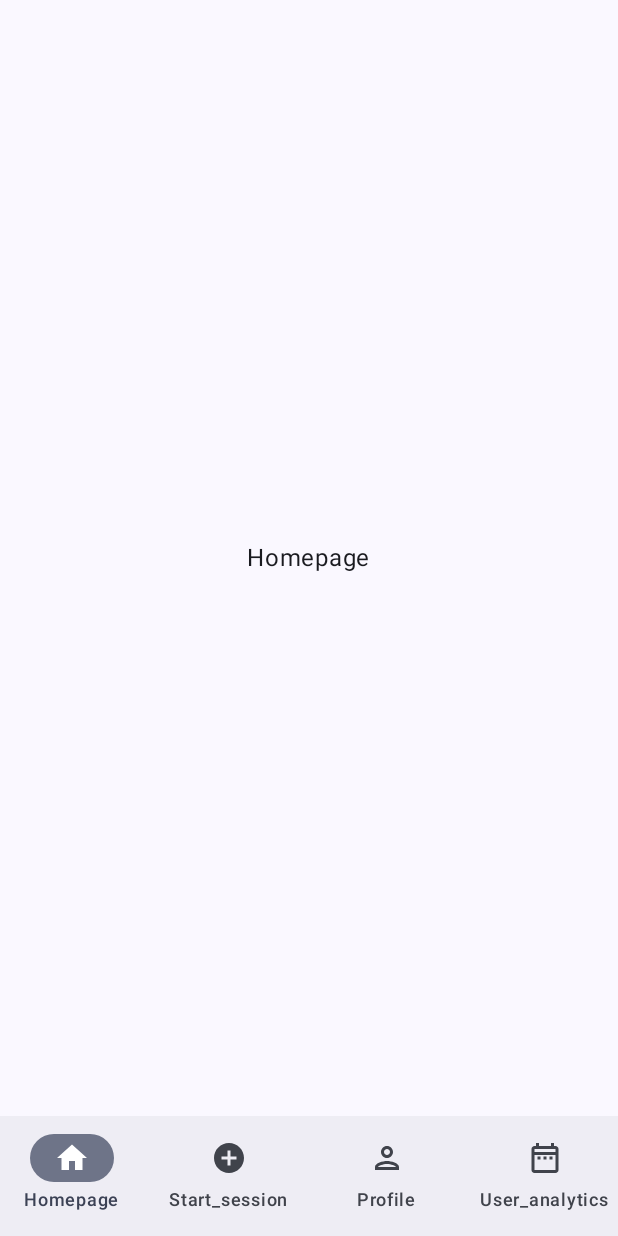
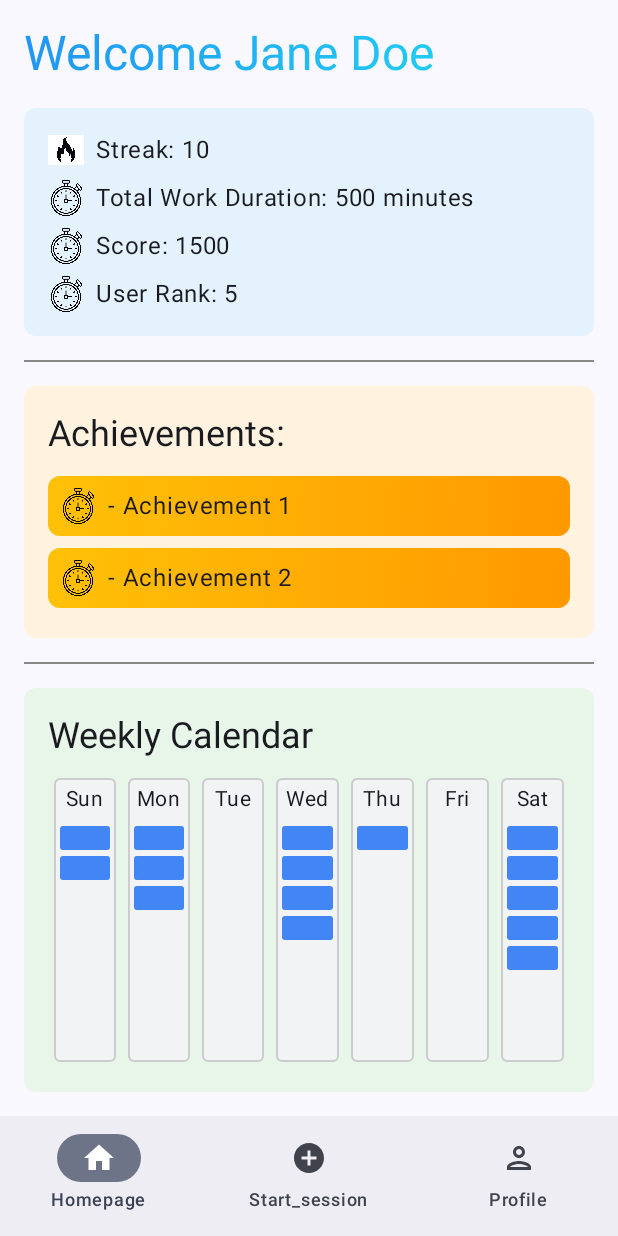
Before and after one commit to Nosver/FocusLit, an Android app built with Jetpack Compose: the screen it shows after launch (MainActivity), after a tap on "Login", on a phone screen of 412 x 824 dp. Run offline under Robolectric (Android 15) with nearby library versions, the phone set to English and light mode, and no system bars.

```diff
--- a/FocusLit-Android/app/src/main/java/com/focus/lit/ui/navigation/NavigationBar.kt
+++ b/FocusLit-Android/app/src/main/java/com/focus/lit/ui/navigation/NavigationBar.kt
@@ -25,7 +25,6 @@ fun NavigationBarSample(navController: NavController) {
         Screen.Homepage,
         Screen.StartSession,
         Screen.Profile,
-        Screen.UserAnalytics
     )
     val selectedIcons = listOf(Icons.Filled.Home, Icons.Filled.AddCircle, Icons.Filled.Person, Icons.Filled.DateRange)
     val unselectedIcons = listOf(Icons.Outlined.Home, Icons.Outlined.AddCircle, Icons.Outlined.Person, Icons.Outlined.DateRange)
--- a/FocusLit-Android/app/src/main/java/com/focus/lit/ui/navigation/NavigationGraph.kt
+++ b/FocusLit-Android/app/src/main/java/com/focus/lit/ui/navigation/NavigationGraph.kt
@@ -9,25 +9,23 @@ import androidx.navigation.compose.composable
 import androidx.navigation.navArgument
 import com.focus.lit.ui.view.AddTagScreen
 import com.focus.lit.ui.view.ChangePasswordScreen
-import com.focus.lit.ui.view.HomepageScreen
+import com.focus.lit.ui.view.HomePage
 import com.focus.lit.ui.view.LoginScreen
 import com.focus.lit.ui.view.ProfileScreen
 import com.focus.lit.ui.view.SettingsScreen
 import com.focus.lit.ui.view.StartSessionScreen
 import com.focus.lit.ui.view.TimerScreen
-import com.focus.lit.ui.view.UserAnalyticsScreen
 import com.focus.lit.ui.view.RegisterScreen
 
 @Composable
 fun NavigationGraph(navController: NavHostController) {
     NavHost(navController, startDestination = Screen.Login.route) {
-        composable(Screen.Homepage.route) { HomepageScreen(navController) }
+        composable(Screen.Homepage.route) { HomePage(navController) }
         composable(Screen.StartSession.route) { StartSessionScreen(navController) }
         composable(Screen.Profile.route) { ProfileScreen(navController) }
         composable(Screen.Login.route) { LoginScreen(navController) }
         composable(Screen.Register.route) { RegisterScreen(navController) }
         composable(Screen.AddTag.route){AddTagScreen(navController)}
-        composable(Screen.UserAnalytics.route){UserAnalyticsScreen(navController)}
         composable(
             route = "timer?study={study}&break={break}&topic={topic}",
             arguments = listOf(
--- a/FocusLit-Android/app/src/main/java/com/focus/lit/ui/navigation/Routes.kt
+++ b/FocusLit-Android/app/src/main/java/com/focus/lit/ui/navigation/Routes.kt
@@ -5,7 +5,6 @@ sealed class Screen(val route: String) {
     object Login : Screen("login")
     object Register : Screen("register")  // Register için
     object AddTag : Screen("add_tag")
-    object UserAnalytics : Screen("user_analytics")
     object Timer : Screen("timer")
     object Settings: Screen("settings")
     object AccountSettings: Screen("accountSettings")
--- a/FocusLit-Android/app/src/main/java/com/focus/lit/ui/view/UserAnalyticsScreen.kt
+++ b/FocusLit-Android/app/src/main/java/com/focus/lit/ui/view/HomePageScreen.kt
@@ -20,12 +20,12 @@ import androidx.compose.ui.unit.sp
 import androidx.lifecycle.viewmodel.compose.viewModel
 import androidx.navigation.NavHostController
 import com.focus.lit.R
-import com.focus.lit.ui.viewmodel.UserAnalyticsViewModel
+import com.focus.lit.ui.viewmodel.HomePageViewModel
 
 @Composable
-fun UserAnalyticsScreen(
+fun HomePage(
     navController: NavHostController,
-    viewModel: UserAnalyticsViewModel = viewModel()
+    viewModel: HomePageViewModel = viewModel()
 ) {
     val streak by viewModel.streak
     val totalWorkDuration by viewModel.totalWorkDuration
@@ -40,7 +40,7 @@ fun UserAnalyticsScreen(
     ) {
         // Title with gradient
         Text(
-            text = "User Analytics",
+            text = "Welcome Jane Doe",
             style = MaterialTheme.typography.headlineLarge.copy(
                 fontSize = 32.sp,
                 brush = Brush.horizontalGradient(
--- a/FocusLit-Android/app/src/main/java/com/focus/lit/ui/view/Homepage.kt
+++ /dev/null
@@ -1,16 +0,0 @@
-package com.focus.lit.ui.view
-
-import androidx.compose.foundation.layout.Box
-import androidx.compose.foundation.layout.fillMaxSize
-import androidx.compose.material3.Text
-import androidx.compose.runtime.Composable
-import androidx.compose.ui.Alignment
-import androidx.compose.ui.Modifier
-import androidx.navigation.NavHostController
-
-@Composable
-fun HomepageScreen(navController: NavHostController) {
-    Box(modifier = Modifier.fillMaxSize(), contentAlignment = Alignment.Center) {
-        Text("Homepage")
-    }
-}
--- a/FocusLit-Android/app/src/main/java/com/focus/lit/ui/view/LoginScreen.kt
+++ b/FocusLit-Android/app/src/main/java/com/focus/lit/ui/view/LoginScreen.kt
@@ -1,6 +1,7 @@
 package com.focus.lit.ui.view
 
 import androidx.compose.foundation.Image
+import androidx.compose.foundation.clickable
 import androidx.compose.foundation.layout.*
 import androidx.compose.material3.*
 import androidx.compose.runtime.*
@@ -77,6 +78,14 @@ fun LoginScreen(navController: NavController) {
                     .alpha(0.5f)
             )
             Spacer(modifier = Modifier.height(16.dp))
+            Row {
+                Text("Do not have account? ")
+                Text(
+                    "Register Here",
+                    modifier = Modifier.clickable(onClick = { navController.navigate("Register") })
+                )
+            }
+                Spacer(modifier = Modifier.height(16.dp))
             Button(
                 onClick = {
                     handleLogin(navController)
--- a/FocusLit-Android/app/src/main/java/com/focus/lit/ui/viewmodel/UserAnalyticsViewModel.kt
+++ b/FocusLit-Android/app/src/main/java/com/focus/lit/ui/viewmodel/HomePageViewModel.kt
@@ -6,7 +6,7 @@ import androidx.lifecycle.viewModelScope
 import kotlinx.coroutines.launch
 import androidx.compose.runtime.State
 
-class UserAnalyticsViewModel : ViewModel() {
+class HomePageViewModel : ViewModel() {
 
     private val _streak = mutableStateOf(0)
     val streak: State<Int> = _streak
```
